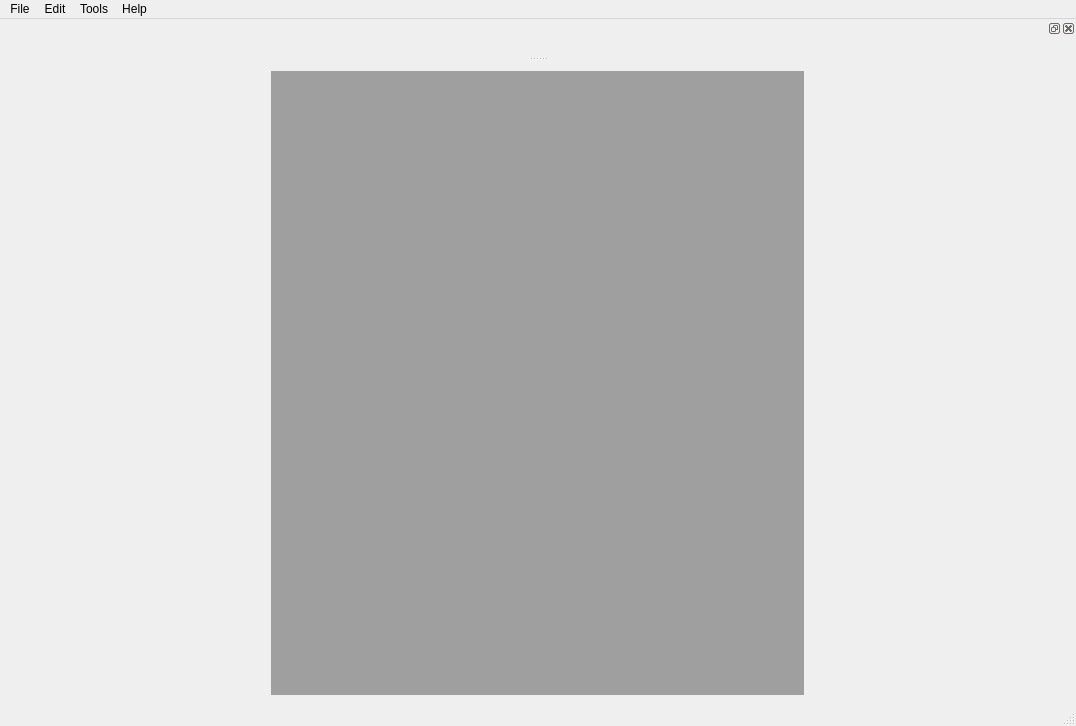
The window that src/CMainWindow.ui (fcrohas/QIcomPCR) describes before a commit, drawn with Qt 5.
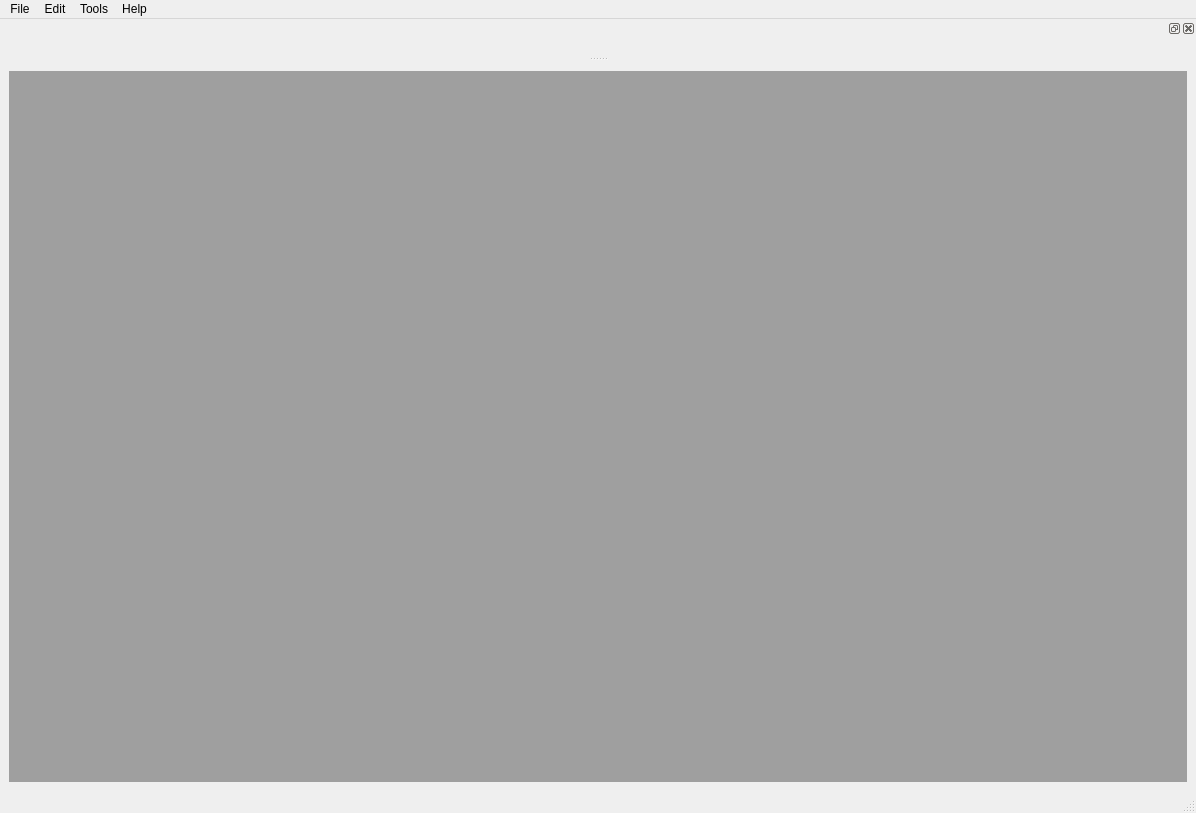
The same window after the commit. Custom widgets are drawn as their Qt base class.

```diff
--- a/src/CMainWindow.ui
+++ b/src/CMainWindow.ui
@@ -6,8 +6,8 @@
    <rect>
     <x>0</x>
     <y>0</y>
-    <width>1076</width>
-    <height>726</height>
+    <width>1196</width>
+    <height>813</height>
    </rect>
   </property>
   <property name="sizePolicy">
@@ -24,7 +24,7 @@
   </property>
   <widget class="QWidget" name="centralwidget">
    <layout class="QHBoxLayout" name="horizontalLayout">
-    <item alignment="Qt::AlignHCenter">
+    <item>
      <widget class="QMdiArea" name="mdiArea">
       <widget class="QWidget" name="debugWindow">
        <property name="windowTitle">
@@ -789,8 +789,8 @@
     <rect>
      <x>0</x>
      <y>0</y>
-     <width>1076</width>
-     <height>19</height>
+     <width>1196</width>
+     <height>21</height>
     </rect>
    </property>
    <widget class="QMenu" name="menuFile">
```
Left out of the diff: 91 changed lines with no effect on the pictures.
